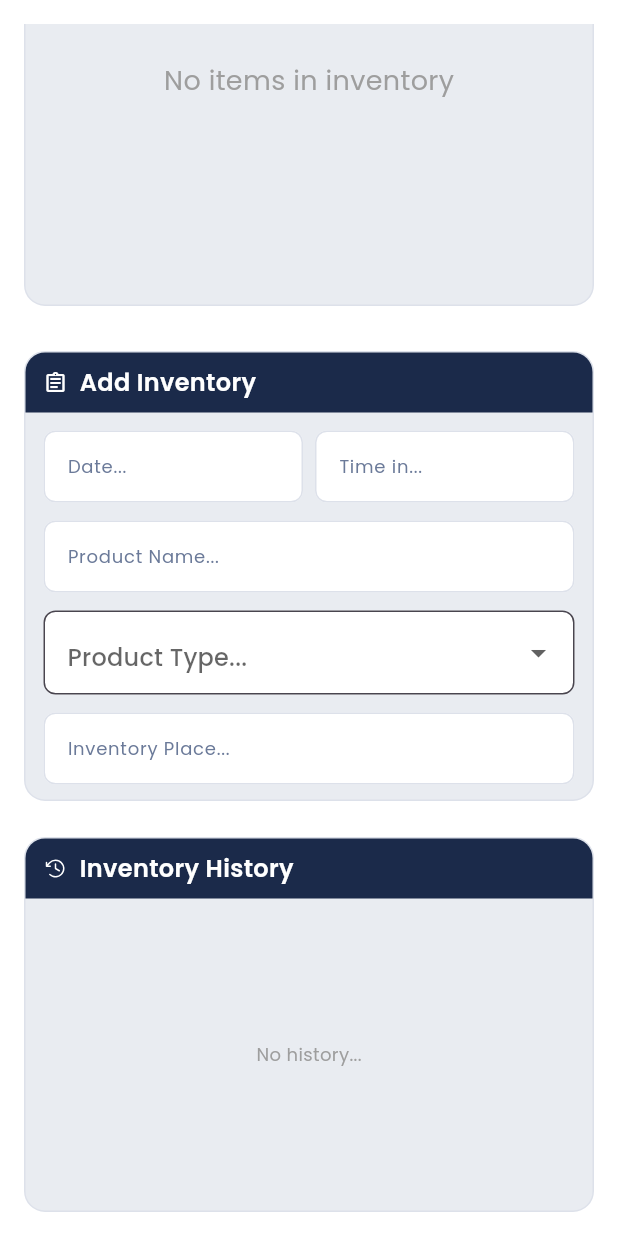
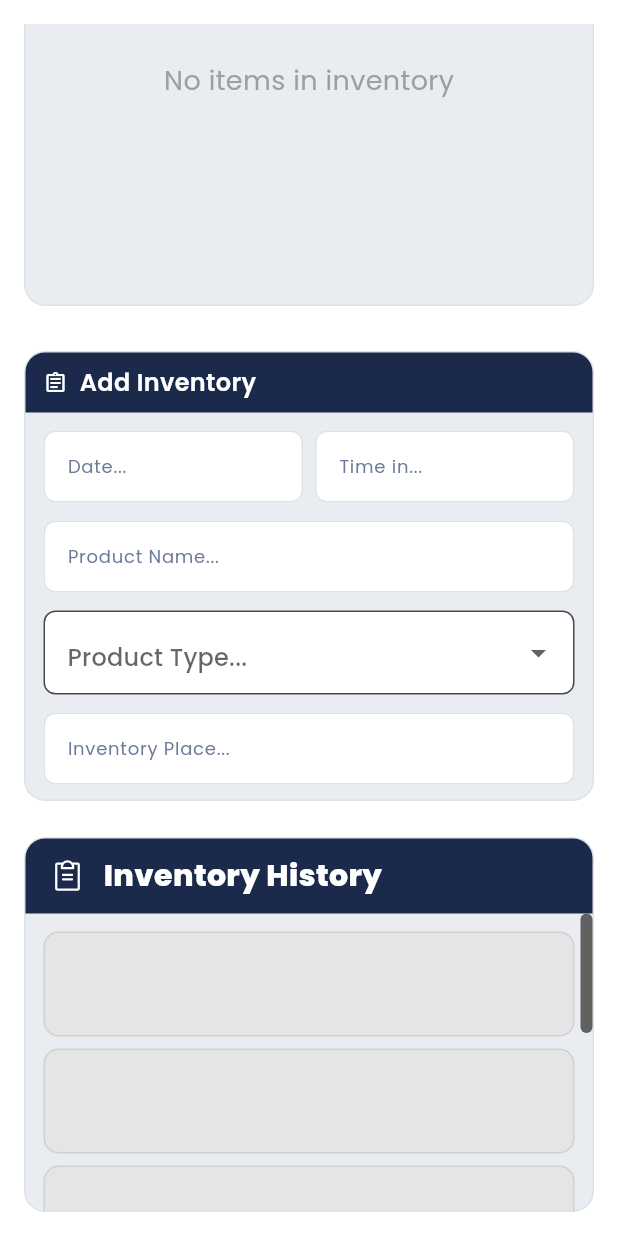
Before and after one commit to SirKitoGio/vento-frontend, a Flutter app: the WarehouseLogisticsContent widget shown alone on an empty page, opened directly, scrolled down 504 dp, on a phone screen of 412 x 824 dp. Run offline on Flutter 3.47's test engine with Material 3 defaults, Android fonts, the phone set to English and light mode, and no system bars; our stand-ins replace fl_chart, flutter_dotenv, flutter_riverpod, google_fonts, phosphor_flutter, supabase_flutter; accounts and stored records are empty; network calls fail.

Commit message:
Fixed History Bar

```diff
--- a/lib/screens/warehouse_logistics_screen.dart
+++ b/lib/screens/warehouse_logistics_screen.dart
@@ -360,6 +360,9 @@ class WarehouseLogisticsContent extends ConsumerWidget {
 
   Widget _buildHistoryPanel(List<ActionLog> history) {
     final reversedHistory = history.reversed.toList();
+    const int minItems = 6;
+    final int displayCount = reversedHistory.length > minItems ? reversedHistory.length : minItems;
+
     return Container(
       decoration: BoxDecoration(
         color: AppColors.panelBg,
@@ -369,50 +372,93 @@ class WarehouseLogisticsContent extends ConsumerWidget {
       child: Column(
         children: [
           Container(
-            height: 40,
+            height: 50,
             decoration: const BoxDecoration(
               color: AppColors.navyMid,
               borderRadius: BorderRadius.only(topLeft: Radius.circular(13), topRight: Radius.circular(13)),
             ),
-            padding: const EdgeInsets.symmetric(horizontal: 12),
+            padding: const EdgeInsets.symmetric(horizontal: 16),
             child: Row(
               children: [
-                Icon(PhosphorIcons.clockCounterClockwise(), color: Colors.white, size: 16),
-                const SizedBox(width: 8),
-                const Text("Inventory History", style: TextStyle(color: Colors.white, fontSize: 16, fontWeight: FontWeight.w600)),
+                Icon(PhosphorIcons.clipboardText(), color: Colors.white, size: 24),
+                const SizedBox(width: 12),
+                const Text(
+                  "Inventory History",
+                  style: TextStyle(color: Colors.white, fontSize: 20, fontWeight: FontWeight.w800),
+                ),
               ],
             ),
           ),
           Expanded(
-            child: reversedHistory.isEmpty
-                ? const Center(child: Text("No history...", style: TextStyle(color: Colors.grey, fontSize: 12)))
-                : ListView.builder(
-                    padding: const EdgeInsets.all(8),
-                    itemCount: reversedHistory.length,
-                    itemBuilder: (context, index) {
+            child: Theme(
+              data: ThemeData(
+                scrollbarTheme: ScrollbarThemeData(
+                  thumbColor: WidgetStateProperty.all(Colors.grey[700]),
+                  thickness: WidgetStateProperty.all(8),
+                  radius: const Radius.circular(8),
+                  thumbVisibility: WidgetStateProperty.all(true),
+                ),
+              ),
+              child: Scrollbar(
+                thumbVisibility: true,
+                child: ListView.builder(
+                  padding: const EdgeInsets.all(12),
+                  itemCount: displayCount,
+                  itemBuilder: (context, index) {
+                    if (index < reversedHistory.length) {
                       final log = reversedHistory[index];
+                      final isAdd = log.action == "ADD";
+                      final bgColor = isAdd ? const Color(0xFFBCE3AD) : const Color(0xFFE0B0AE);
+                      final borderColor = isAdd ? const Color(0xFF9CC98B) : const Color(0xFFC99593);
+
                       return Container(
-                        margin: const EdgeInsets.only(bottom: 4),
-                        padding: const EdgeInsets.all(8),
+                        margin: const EdgeInsets.only(bottom: 8),
+                        padding: const EdgeInsets.symmetric(horizontal: 16, vertical: 12),
                         decoration: BoxDecoration(
-                          color: Colors.white,
-                          borderRadius: BorderRadius.circular(8),
-                          border: Border.all(color: AppColors.borderLight),
+                          color: bgColor,
+                          borderRadius: BorderRadius.circular(10),
+                          border: Border.all(color: borderColor),
                         ),
-                        child: Row(
+                        child: Column(
+                          crossAxisAlignment: CrossAxisAlignment.start,
                           children: [
-                            Icon(log.action == "ADD" ? Icons.add_circle_outline : Icons.remove_circle_outline,
-                                 size: 14, color: log.action == "ADD" ? Colors.green : Colors.red),
-                            const SizedBox(width: 8),
-                            Expanded(child: Text(log.item, style: TextStyle(fontSize: 12, fontWeight: FontWeight.w500))),
-                            Text("${log.qty}", style: TextStyle(fontSize: 11, color: Colors.grey[600])),
-                            const SizedBox(width: 8),
-                            Text(DateFormat('HH:mm').format(log.timestamp), style: TextStyle(fontSize: 10, color: Colors.grey)),
+                            Text(
+                              log.item,
+                              style: const TextStyle(
+                                fontSize: 24,
+                                fontWeight: FontWeight.w900,
+                                color: Colors.black,
+                                height: 1.1,
+                              ),
+                            ),
+                            const SizedBox(height: 2),
+                            Text(
+                              "${isAdd ? 'Admitted Time' : 'Omitted time'} ${DateFormat('M/d/yyyy HH:mm').format(log.timestamp)}",
+                              style: const TextStyle(
+                                fontSize: 13,
+                                color: Colors.black,
+                                fontWeight: FontWeight.w400,
+                              ),
+                            ),
                           ],
                         ),
                       );
-                    },
-                  ),
+                    } else {
+                      // Placeholder
+                      return Container(
+                        margin: const EdgeInsets.only(bottom: 8),
+                        height: 70, // Roughly matching the height of actual items
+                        decoration: BoxDecoration(
+                          color: const Color(0xFFE5E5E5),
+                          borderRadius: BorderRadius.circular(10),
+                          border: Border.all(color: const Color(0xFFD0D0D0)),
+                        ),
+                      );
+                    }
+                  },
+                ),
+              ),
+            ),
           ),
         ],
       ),
```
